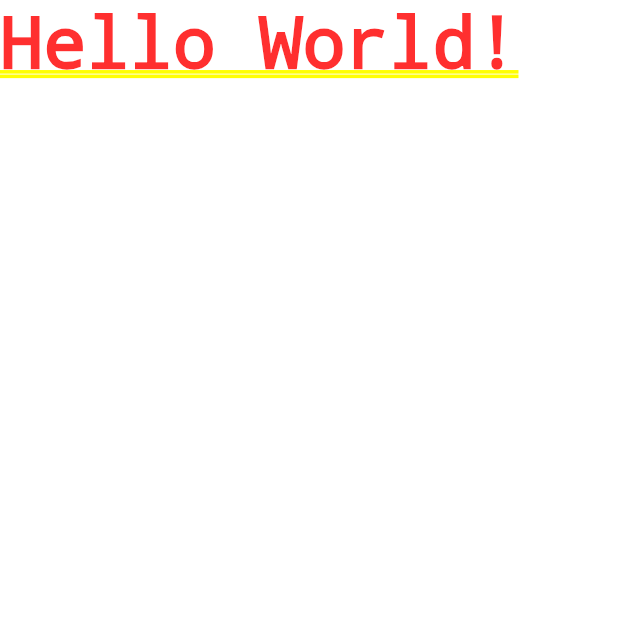
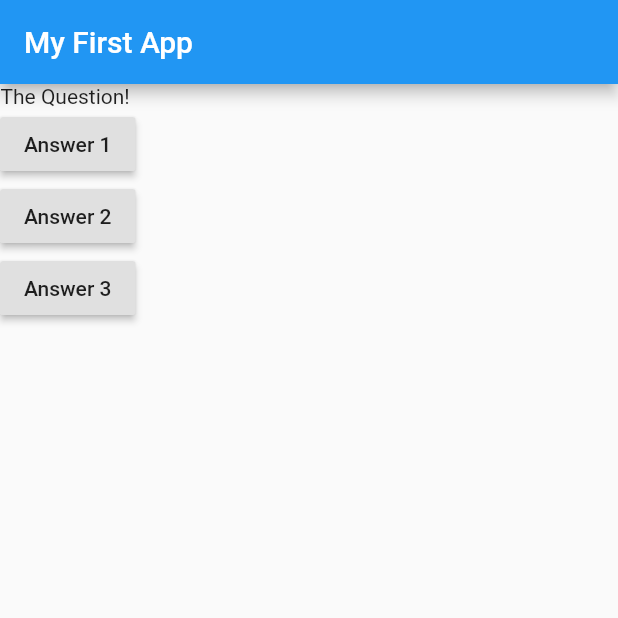
Before and after one commit to hasanuzzaman-dev/flutter_basic_quiz_app_02, a Flutter app: the screen it shows after launch, on a phone screen of 412 x 824 dp, the top half of it. Run offline on Flutter 3.47's test engine with Material 2 defaults, Android fonts, the light colour scheme and no system bars.

Commit message:
raised button and onPresed

```diff
--- a/lib/main.dart
+++ b/lib/main.dart
@@ -1,17 +1,41 @@
 import 'package:flutter/material.dart';
-
 
 void main() {
   runApp(MyApp());
 }
 
 class MyApp extends StatelessWidget {
+  void answerQuestion() {
+    print('Answer 1 choosen!');
+  }
+
   @override
   Widget build(BuildContext context) {
-
     return MaterialApp(
-      home: Text("Hello World!"),
+      home: Scaffold(
+        appBar: AppBar(
+          title: Text("My First App"),
+        ),
+        body: Column(
+          children: [
+            Text('The Question! '),
+            RaisedButton(
+              child: Text('Answer 1'),
+              onPressed: answerQuestion,
+            ),
+            RaisedButton(
+              child: Text("Answer 2"),
+              onPressed: () => print("Answer 2 Choosen"),
+            ),
+            RaisedButton(
+              child: Text("Answer 3"),
+              onPressed: () {
+                print('Answer 3 Choosen!');
+              },
+            ),
+          ],
+        ),
+      ),
     );
   }
-
 }
```
